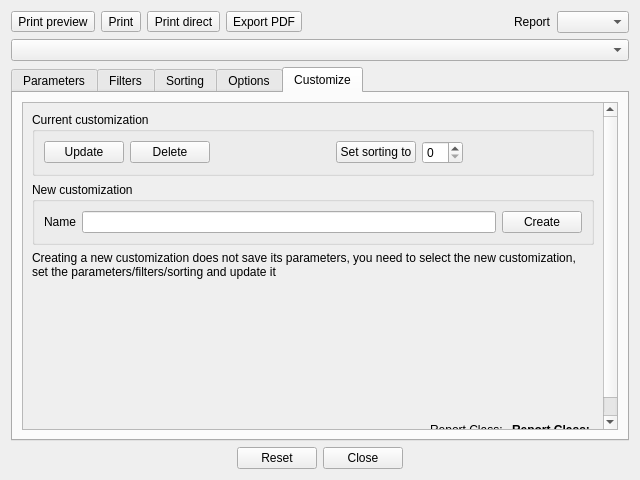
paolodestefani/pySagra, file App/Ui/PrintDialog.ui: the form before one commit.
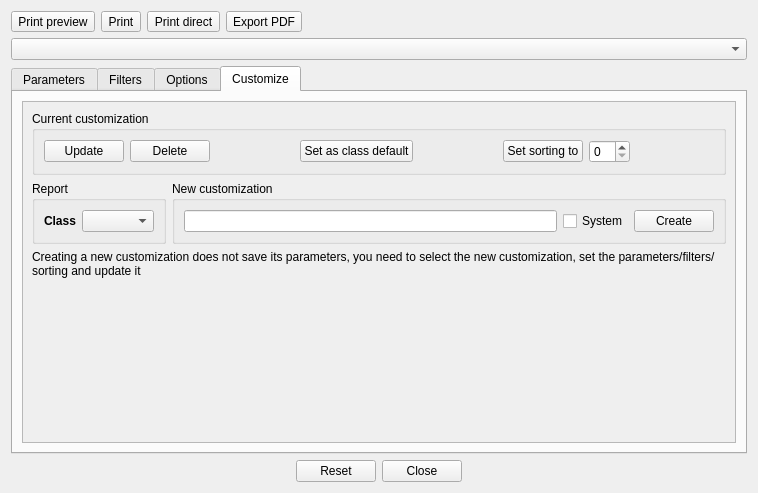
The form after the commit. The open tabs and pages were chosen to show the change. Custom widgets are drawn as their Qt base class.

Commit message: view, sortfilter and print adjustments

```diff
--- a/App/Ui/PrintDialog.ui
+++ b/App/Ui/PrintDialog.ui
@@ -6,8 +6,8 @@
    <rect>
     <x>0</x>
     <y>0</y>
-    <width>640</width>
-    <height>480</height>
+    <width>758</width>
+    <height>493</height>
    </rect>
   </property>
   <property name="windowTitle">
@@ -93,16 +93,6 @@
        </property>
       </spacer>
      </item>
-     <item>
-      <widget class="QLabel" name="label_3">
-       <property name="text">
-        <string>Report</string>
-       </property>
-      </widget>
-     </item>
-     <item>
-      <widget class="QComboBox" name="comboBoxReportList"/>
-     </item>
     </layout>
    </item>
    <item>
@@ -288,84 +278,6 @@
        </item>
       </layout>
      </widget>
-     <widget class="QWidget" name="tabSorting">
-      <attribute name="title">
-       <string>Sorting</string>
-      </attribute>
-      <layout class="QVBoxLayout" name="verticalLayout_8">
-       <property name="spacing">
-        <number>6</number>
-       </property>
-       <property name="leftMargin">
-        <number>6</number>
-       </property>
-       <property name="topMargin">
-        <number>6</number>
-       </property>
-       <property name="rightMargin">
-        <number>6</number>
-       </property>
-       <property name="bottomMargin">
-        <number>6</number>
-       </property>
-       <item>
-        <widget class="QScrollArea" name="scrollAreaSorting">
-         <property name="widgetResizable">
-          <bool>true</bool>
-         </property>
-         <widget class="QWidget" name="scrollAreaWidgetContentsSorting">
-          <property name="geometry">
-           <rect>
-            <x>0</x>
-            <y>0</y>
-            <width>597</width>
-            <height>267</height>
-           </rect>
-          </property>
-          <layout class="QVBoxLayout" name="verticalLayout_4">
-           <property name="spacing">
-            <number>0</number>
-           </property>
-           <property name="leftMargin">
-            <number>0</number>
-           </property>
-           <property name="topMargin">
-            <number>0</number>
-           </property>
-           <property name="rightMargin">
-            <number>0</number>
-           </property>
-           <property name="bottomMargin">
-            <number>0</number>
-           </property>
-           <item>
-            <layout class="QGridLayout" name="layoutSorting">
-             <property name="leftMargin">
-              <number>6</number>
-             </property>
-             <property name="topMargin">
-              <number>6</number>
-             </property>
-             <property name="rightMargin">
-              <number>6</number>
-             </property>
-             <property name="bottomMargin">
-              <number>6</number>
-             </property>
-             <property name="horizontalSpacing">
-              <number>12</number>
-             </property>
-             <property name="verticalSpacing">
-              <number>6</number>
-             </property>
-            </layout>
-           </item>
-          </layout>
-         </widget>
-        </widget>
-       </item>
-      </layout>
-     </widget>
      <widget class="QWidget" name="tabPintOptions">
       <attribute name="title">
        <string>Options</string>
@@ -570,11 +482,11 @@
            <rect>
             <x>0</x>
             <y>0</y>
-            <width>529</width>
-            <height>400</height>
+            <width>686</width>
+            <height>378</height>
            </rect>
           </property>
-          <layout class="QVBoxLayout" name="verticalLayout">
+          <layout class="QVBoxLayout" name="verticalLayout_16">
            <item>
             <widget class="QGroupBox" name="groupBoxCurrent">
              <property name="title">
@@ -624,6 +536,26 @@
                     </property>
                    </spacer>
                   </item>
+                  <item>
+                   <widget class="QPushButton" name="pushButtonClassDefault">
+                    <property name="text">
+                     <string>Set as class default</string>
+                    </property>
+                   </widget>
+                  </item>
+                  <item>
+                   <spacer name="horizontalSpacer_6">
+                    <property name="orientation">
+                     <enum>Qt::Orientation::Horizontal</enum>
+                    </property>
+                    <property name="sizeHint" stdset="0">
+                     <size>
+                      <width>40</width>
+                      <height>20</height>
+                     </size>
+                    </property>
+                   </spacer>
+                  </item>
                   <item>
                    <widget class="QPushButton" name="pushButtonSetSorting">
                     <property name="text">
@@ -655,34 +587,66 @@
             </widget>
            </item>
            <item>
-            <widget class="QGroupBox" name="groupBoxNew">
-             <property name="title">
-              <string>New customization</string>
-             </property>
-             <layout class="QVBoxLayout" name="verticalLayout_12">
-              <item>
-               <layout class="QHBoxLayout" name="horizontalLayout_5">
+            <layout class="QHBoxLayout" name="horizontalLayout_9">
+             <item>
+              <widget class="QGroupBox" name="groupBox">
+               <property name="title">
+                <string>Report</string>
+               </property>
+               <layout class="QVBoxLayout" name="verticalLayout">
                 <item>
-                 <widget class="QLabel" name="label_2">
-                  <property name="text">
-                   <string>Name</string>
-                  </property>
-                 </widget>
+                 <layout class="QHBoxLayout" name="horizontalLayout_5">
+                  <item>
+                   <widget class="QLabel" name="labelReportClass">
+                    <property name="font">
+                     <font>
+                      <bold>true</bold>
+                     </font>
+                    </property>
+                    <property name="text">
+                     <string>Class</string>
+                    </property>
+                   </widget>
+                  </item>
+                  <item>
+                   <widget class="QComboBox" name="comboBoxReportList"/>
+                  </item>
+                 </layout>
                 </item>
+               </layout>
+              </widget>
+             </item>
+             <item>
+              <widget class="QGroupBox" name="groupBoxNew">
+               <property name="title">
+                <string>New customization</string>
+               </property>
+               <layout class="QVBoxLayout" name="verticalLayout_12">
                 <item>
-                 <widget class="QLineEdit" name="lineEditNewName"/>
+                 <layout class="QHBoxLayout" name="horizontalLayout_6">
+                  <item>
+                   <widget class="QLineEdit" name="lineEditNewName"/>
+                  </item>
+                  <item>
+                   <widget class="QCheckBox" name="checkBoxSystem">
+                    <property name="text">
+                     <string>System</string>
+                    </property>
+                   </widget>
+                  </item>
+                  <item>
+                   <widget class="QPushButton" name="pushButtonNewCustomization">
+                    <property name="text">
+                     <string>Create</string>
+                    </property>
+                   </widget>
+                  </item>
+                 </layout>
                 </item>
-                <item>
-                 <widget class="QPushButton" name="pushButtonNewCustomization">
-                  <property name="text">
-                   <string>Create</string>
-                  </property>
-                 </widget>
-                </item>
                </layout>
-              </item>
-             </layout>
-            </widget>
+              </widget>
+             </item>
+            </layout>
            </item>
            <item>
             <widget class="QLabel" name="labelWarningOnNew">
@@ -707,42 +671,6 @@
              </property>
             </spacer>
            </item>
-           <item>
-            <layout class="QHBoxLayout" name="horizontalLayout_6">
-             <item>
-              <spacer name="horizontalSpacer_3">
-               <property name="orientation">
-                <enum>Qt::Orientation::Horizontal</enum>
-               </property>
-               <property name="sizeHint" stdset="0">
-                <size>
-                 <width>40</width>
-                 <height>20</height>
-                </size>
-               </property>
-              </spacer>
-             </item>
-             <item>
-              <widget class="QLabel" name="label">
-               <property name="text">
-                <string>Report Class: </string>
-               </property>
-              </widget>
-             </item>
-             <item>
-              <widget class="QLabel" name="labelReportClass">
-               <property name="font">
-                <font>
-                 <bold>true</bold>
-                </font>
-               </property>
-               <property name="text">
-                <string>Report Class: </string>
-               </property>
-              </widget>
-             </item>
-            </layout>
-           </item>
           </layout>
          </widget>
         </widget>
```
Left out of the diff: 109 changed lines with no effect on the pictures. The commit also changes 25 other files.
